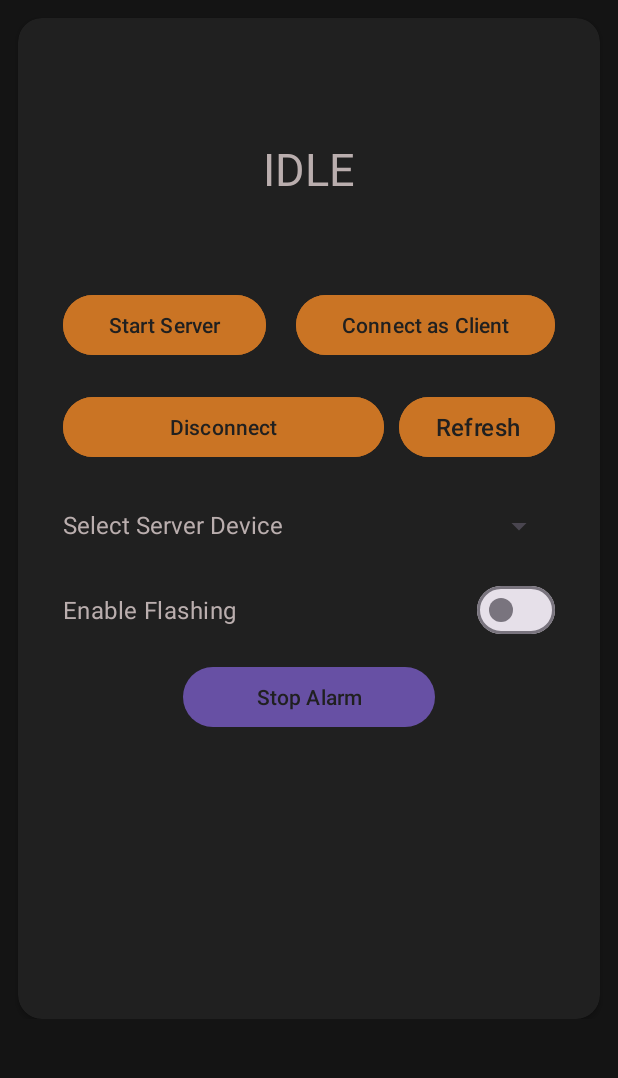
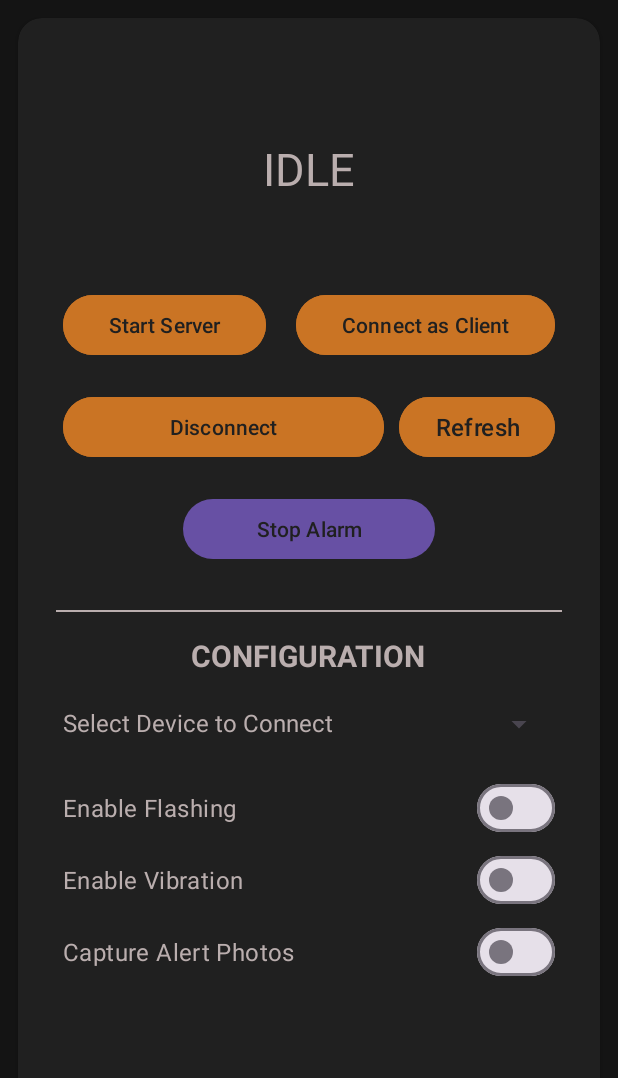
Before and after one commit to Sen-sou/TheftLock, an Android app: the screen it shows after launch (MainActivity), on a phone screen of 412 x 824 dp, the part 96-1174 px from its top. Run offline under Robolectric (Android 15) with nearby library versions, the phone set to English and light mode, and no system bars.

Commit message:
Implemented Device Vibration Alert and Photo Capture System

```diff
--- a/app/build.gradle
+++ b/app/build.gradle
@@ -39,4 +39,9 @@ dependencies {
     testImplementation libs.junit
     androidTestImplementation libs.ext.junit
     androidTestImplementation libs.espresso.core
+
+    def camerax_version = "1.3.1"
+    implementation "androidx.camera:camera-core:${camerax_version}"
+    implementation "androidx.camera:camera-camera2:${camerax_version}"
+    implementation "androidx.camera:camera-lifecycle:${camerax_version}"
 }
--- a/app/src/main/AndroidManifest.xml
+++ b/app/src/main/AndroidManifest.xml
@@ -1,6 +1,8 @@
 <?xml version="1.0" encoding="utf-8"?>
 <manifest xmlns:android="http://schemas.android.com/apk/res/android"
     xmlns:tools="http://schemas.android.com/tools">
+
+    <uses-feature android:name="android.hardware.camera.any"/>
 
     <uses-permission android:name="android.permission.BLUETOOTH"/>
     <uses-permission android:name="android.permission.BLUETOOTH_ADMIN"/>
@@ -12,6 +14,8 @@
     <uses-permission android:name="android.permission.POST_NOTIFICATIONS"/>
     <uses-permission android:name="android.permission.FOREGROUND_SERVICE"/>
     <uses-permission android:name="android.permission.FOREGROUND_SERVICE_CONNECTED_DEVICE"/>
+    <uses-permission android:name="android.permission.VIBRATE"/>
+    <uses-permission android:name="android.permission.CAMERA"/>
 
 
     <uses-feature android:name="android.hardware.bluetooth" android:required="true"/>
--- a/app/src/main/res/layout/activity_main.xml
+++ b/app/src/main/res/layout/activity_main.xml
@@ -123,6 +123,33 @@
 
                 </LinearLayout>
 
+
+                <Button
+                    android:id="@+id/stopAlarm"
+                    android:layout_width="match_parent"
+                    android:layout_height="wrap_content"
+                    android:layout_marginHorizontal="100dp"
+                    android:layout_marginVertical="10dp"
+                    android:text="Stop Alarm"
+                    android:textColor="@color/card" />
+
+                <com.google.android.material.divider.MaterialDivider
+                    android:layout_width="match_parent"
+                    android:layout_height="wrap_content"
+                    android:layout_gravity="center_horizontal"
+                    android:layout_marginHorizontal="15dp"
+                    android:layout_marginTop="20dp"
+                    app:dividerColor="@color/textColor"/>
+
+                <TextView
+                    android:layout_width="wrap_content"
+                    android:layout_height="wrap_content"
+                    android:text="CONFIGURATION"
+                    android:textSize="20sp"
+                    android:textStyle="bold"
+                    android:layout_gravity="center_horizontal"
+                    android:layout_marginTop="15dp"/>
+
                 <LinearLayout
                     android:layout_width="match_parent"
                     android:layout_height="wrap_content"
@@ -134,7 +161,7 @@
                         android:layout_height="wrap_content"
                         android:layout_marginVertical="10dp"
                         android:layout_marginStart="10dp"
-                        android:text="Select Server Device"
+                        android:text="Select Device to Connect"
                         android:textSize="16sp" />
 
                     <Spinner
@@ -159,14 +186,25 @@
                     android:textColor="@color/textColor"
                     android:backgroundTint="@color/buttonBackground"/>
 
-                <Button
-                    android:id="@+id/stopAlarm"
+                <com.google.android.material.materialswitch.MaterialSwitch
+                    android:id="@+id/vibrateSwitch"
                     android:layout_width="match_parent"
-                    android:layout_height="wrap_content"
-                    android:layout_marginHorizontal="100dp"
-                    android:layout_marginVertical="10dp"
-                    android:text="Stop Alarm"
-                    android:textColor="@color/card" />
+                    android:layout_height="match_parent"
+                    android:textSize="16sp"
+                    android:text="Enable Vibration"
+                    android:layout_marginHorizontal="20dp"
+                    android:textColor="@color/textColor"
+                    android:backgroundTint="@color/buttonBackground"/>
+
+                <com.google.android.material.materialswitch.MaterialSwitch
+                    android:id="@+id/captureAlert"
+                    android:layout_width="match_parent"
+                    android:layout_height="match_parent"
+                    android:textSize="16sp"
+                    android:text="Capture Alert Photos"
+                    android:layout_marginHorizontal="20dp"
+                    android:textColor="@color/textColor"
+                    android:backgroundTint="@color/buttonBackground"/>
 
                 <Button
                     android:id="@+id/reqPerm"
```
Also changed, not shown: app/src/main/java/com/anti/theftlock/MainActivity.java (+6 -2 lines), app/src/main/java/com/anti/theftlock/bluetoothService/BluetoothUtility.java (+57 -2 lines), app/src/main/java/com/anti/theftlock/bluetoothService/CommunicationService.java (+17 -0 lines), app/src/main/java/com/anti/theftlock/utility/CameraHandler.java (added, +174 -0 lines), app/src/main/java/com/anti/theftlock/utility/DeviceVibrator.java (added, +68 -0 lines), app/src/main/java/com/anti/theftlock/viewcomponents/ConnectionCard.java (+20 -0 lines), 1 other file.
